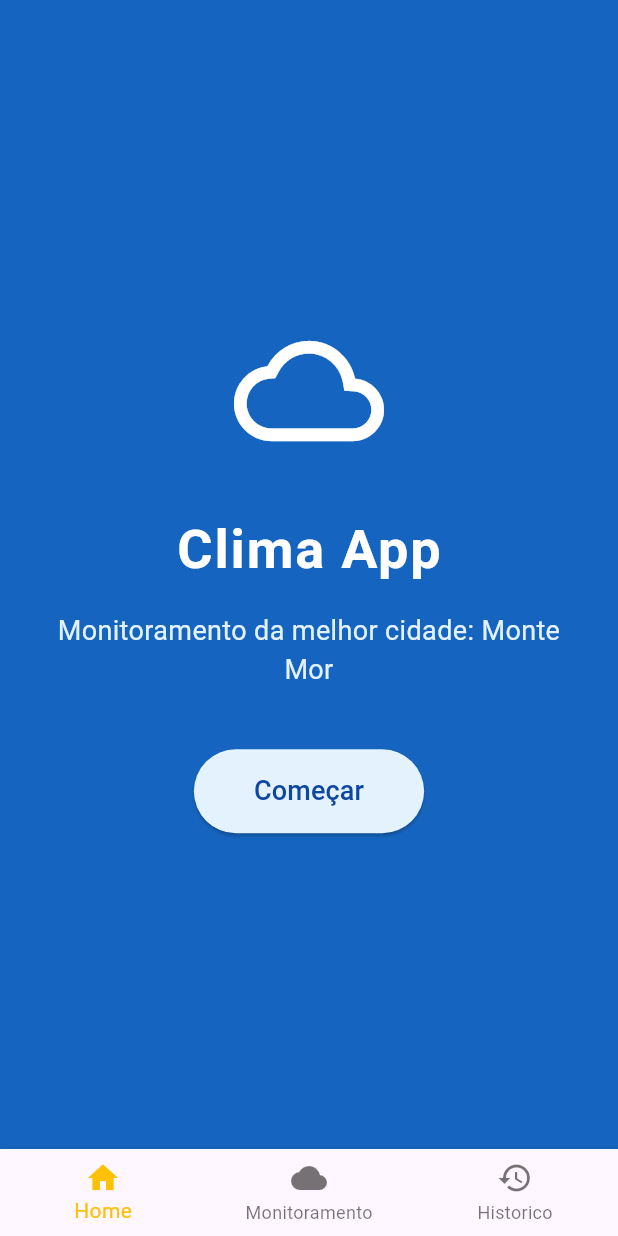
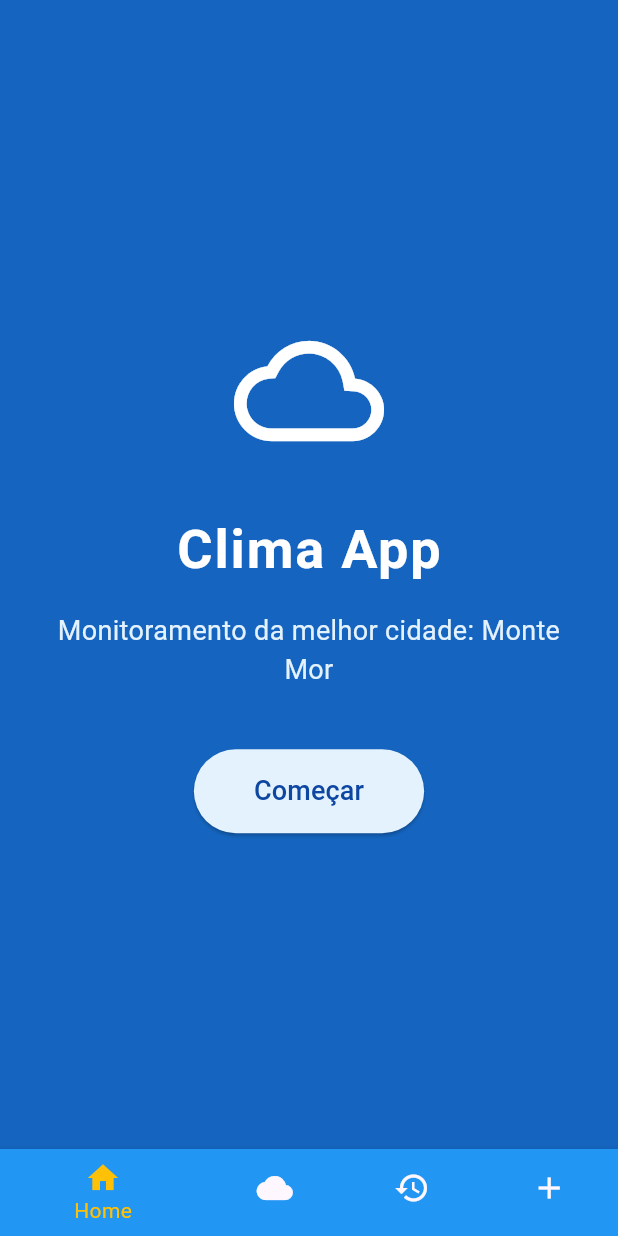
Before and after one commit to Viniciusalmei/AulasMobile, a Flutter app: the screen it shows after launch, on a phone screen of 412 x 824 dp. Run offline on Flutter 3.47's test engine with Material 3 defaults, Android fonts, the phone set to English and light mode, and no system bars; our stand-ins replace cloud_firestore, firebase_core; accounts and stored records are empty.

Commit message:
15.04 07:52

```diff
--- a/firebaseapp/lib/navigation.dart
+++ b/firebaseapp/lib/navigation.dart
@@ -21,6 +21,7 @@ class _NavAppState extends State<NavApp> {
       HomeScreen(),
       ClimateScreen(),
       ClimateHistoryScreen(),
+      PostClimateScreen(),
 
 
     ];
@@ -53,6 +54,10 @@ class _NavAppState extends State<NavApp> {
             BottomNavigationBarItem(icon: Icon(Icons.history),
             label: 'Historico',
             backgroundColor: Colors.cyan
+            ),
+             BottomNavigationBarItem(icon: Icon(Icons.add),
+            label: 'Adicionar',
+            backgroundColor: Colors.cyan
             )
 
 
--- a/firebaseapp/lib/post.dart
+++ b/firebaseapp/lib/post.dart
@@ -20,6 +20,7 @@ class _PostClimateScreenState extends State<PostClimateScreen> {
     {
       'temperature': temp,
       'humidity': humi,
+
     }
   );
 
@@ -53,6 +54,7 @@ class _PostClimateScreenState extends State<PostClimateScreen> {
           keyboardType: TextInputType.number,
           decoration: InputDecoration(labelText:'Insira a Umidade'),
         ),
+        ElevatedButton(onPressed: postData, child: Text('Enviar'))
 
 
       ],
```
Also changed, not shown: firebaseapp/lib/history.dart (+7 -2 lines).
